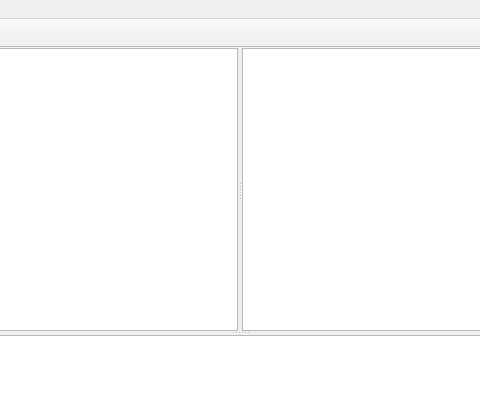
tomseago/gtool, file mainwindow.ui: the form before one commit; both pictures show x 146 to 626 and y 0 to 403 of the 771 by 549 pixel window.
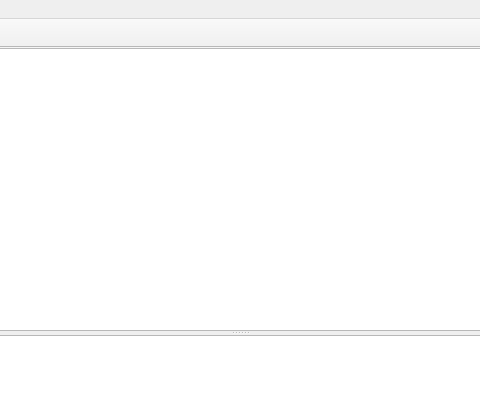
The form after the commit.

The edit to the form file:
```diff
--- a/mainwindow.ui
+++ b/mainwindow.ui
@@ -83,17 +83,6 @@
          <bool>true</bool>
         </property>
        </widget>
-       <widget class="QTextEdit" name="reformattedTextEdit">
-        <property name="sizePolicy">
-         <sizepolicy hsizetype="Expanding" vsizetype="Expanding">
-          <horstretch>1</horstretch>
-          <verstretch>1</verstretch>
-         </sizepolicy>
-        </property>
-        <property name="readOnly">
-         <bool>true</bool>
-        </property>
-       </widget>
       </widget>
       <widget class="QTreeView" name="errorsView">
        <property name="sizePolicy">
```
Left out of the diff: 2 changed lines with no effect on the pictures.
